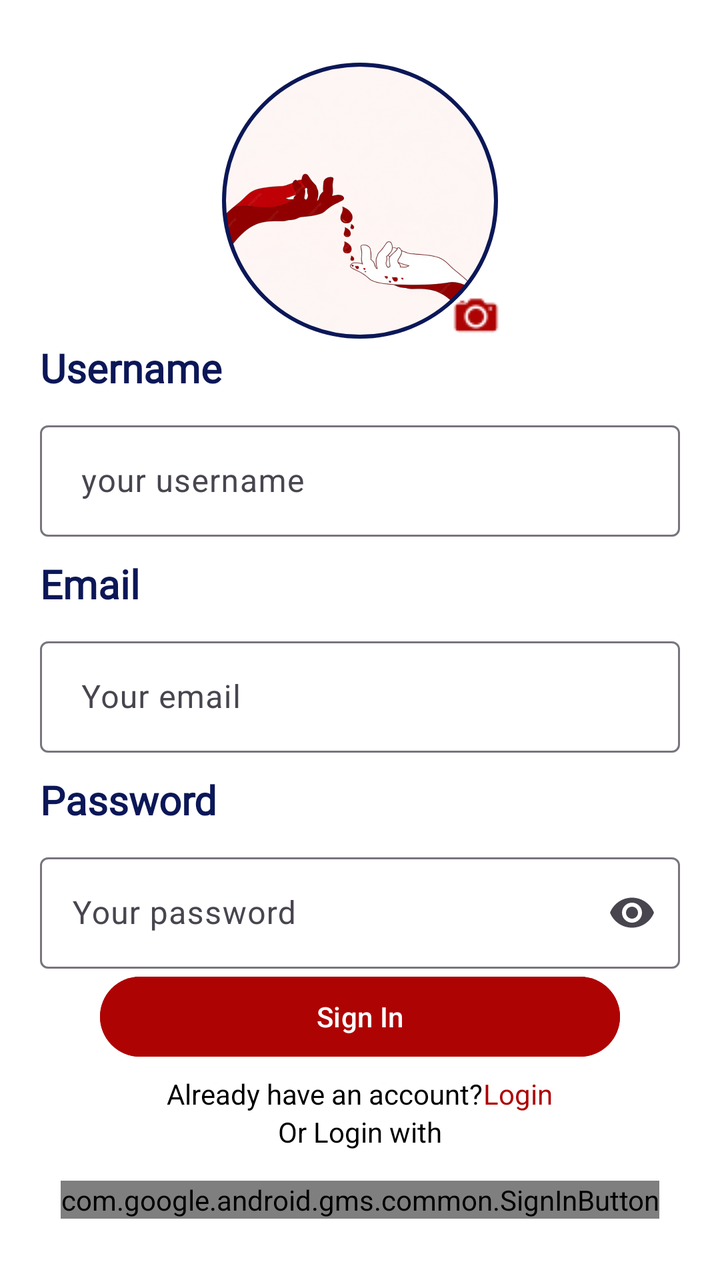
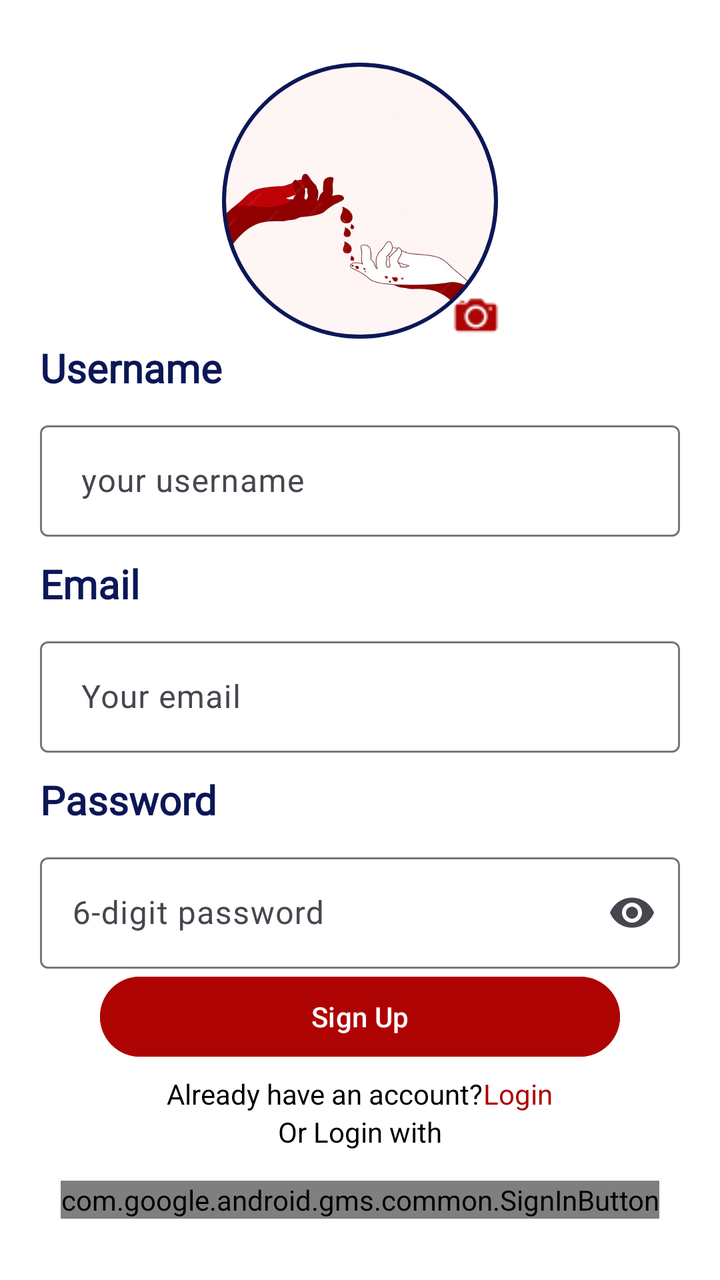

Screens rendered from an Android XML layout before and after an edit, with the pre-edit source and the edit as a unified diff.
<!-- AndroidManifest.xml: application theme Theme.BloodBankT -->
<!-- res/layout/activity_register.xml -->
<?xml version="1.0" encoding="utf-8"?>
<LinearLayout xmlns:android="http://schemas.android.com/apk/res/android"
    xmlns:app="http://schemas.android.com/apk/res-auto"
    xmlns:tools="http://schemas.android.com/tools"
    android:id="@+id/main"
    android:layout_width="match_parent"
    android:layout_height="match_parent"
    tools:context=".Register"
    android:orientation="vertical"
    android:background="#AE0303">
    <LinearLayout
        android:layout_width="match_parent"
        android:layout_height="match_parent"
        android:orientation="vertical"
        android:background="@android:color/white">
        <LinearLayout
            android:layout_width="match_parent"
            android:layout_height="match_parent"
            android:orientation="vertical"
            android:gravity="center"
            android:layout_margin="20dp"
            >
            <RelativeLayout
                android:layout_width="140dp"
                android:layout_height="140dp"
                android:layout_gravity="center"
                >
                <com.google.android.material.imageview.ShapeableImageView
                    android:id="@+id/imageView"
                    android:layout_width="140dp"
                    android:layout_height="140dp"
                    android:src="@drawable/theme"
                    android:scaleType="centerCrop"
                    android:padding="2dp"
                    app:strokeWidth="2dp"
                    app:strokeColor="#0B1757"
                    app:shapeAppearanceOverlay="@style/OvalImage"
                    />
                <ImageView
                    android:id="@+id/choose_photo"
                    android:layout_width="wrap_content"
                    android:layout_height="wrap_content"
                    android:src="@drawable/camera"
                    android:layout_alignParentBottom="true"
                    android:layout_alignParentRight="true"
                    />
            </RelativeLayout>
            <TextView
                android:fontFamily="@font/font_family"
                android:layout_width="wrap_content"
                android:layout_height="wrap_content"
                android:text="Username"
                android:textSize="20dp"
                android:textStyle="bold"
                android:textColor="#0B1757"
                android:layout_gravity="start"
                android:layout_marginBottom="10dp"
                />
            <com.google.android.material.textfield.TextInputLayout
                android:layout_width="match_parent"
                android:layout_height="wrap_content"
                android:hint=" your username"
                >
                <com.google.android.material.textfield.TextInputEditText
                    android:id="@+id/UserEdit"
                    android:layout_width="match_parent"
                    android:layout_height="wrap_content"
                    android:inputType="text"
                    android:textColor="@color/black"
                    />
            </com.google.android.material.textfield.TextInputLayout>
            <TextView
                android:fontFamily="@font/font_family"
                android:layout_width="wrap_content"
                android:layout_height="wrap_content"
                android:text="Email"
                android:textSize="20dp"
                android:textStyle="bold"
                android:textColor="#0B1757"
                android:layout_gravity="start"
                android:layout_marginBottom="10dp"
                android:layout_marginTop="10dp"
                />
            <com.google.android.material.textfield.TextInputLayout
                android:layout_width="match_parent"
                android:layout_height="wrap_content"
                android:hint=" Your email"
                >
            <com.google.android.material.textfield.TextInputEditText
                android:id="@+id/EmailEdit"
                android:layout_width="match_parent"
                android:layout_height="wrap_content"
                android:inputType="textEmailAddress"
                android:textColor="@color/black"
                />
            </com.google.android.material.textfield.TextInputLayout>
            <TextView
                android:fontFamily="@font/font_family"
                android:layout_width="wrap_content"
                android:layout_height="wrap_content"
                android:text="Password"
                android:textSize="20dp"
                android:textStyle="bold"
                android:textColor="#0B1757"
                android:layout_gravity="start"
                android:layout_marginBottom="10dp"
                android:layout_marginTop="10dp"
                />
            <com.google.android.material.textfield.TextInputLayout
                android:layout_width="match_parent"
                android:layout_height="wrap_content"
                android:hint="Your password"
                app:endIconCheckable="true"
                app:endIconMode="password_toggle"
                >
                <com.google.android.material.textfield.TextInputEditText
                    android:id="@+id/PassEdit"
                    android:layout_width="match_parent"
                    android:layout_height="wrap_content"
                    android:inputType="textPassword"
                    android:textColor="@color/black"
                    />
            </com.google.android.material.textfield.TextInputLayout>
            <ProgressBar
                android:id="@+id/progressBar"
                android:layout_width="wrap_content"
                android:layout_height="wrap_content"
                android:visibility="gone"
                />
            <Button
                android:id="@+id/signIn"
                android:layout_width="match_parent"
                android:layout_height="wrap_content"
                android:text="Sign In"
                android:backgroundTint="#AE0303"
                android:layout_marginLeft="30dp"
                android:layout_marginRight="30dp"
                android:layout_marginBottom="5dp"
                android:textColor="@android:color/white"
                />
            <LinearLayout
                android:layout_width="match_parent"
                android:layout_height="wrap_content"
                android:orientation="horizontal"
                android:gravity="center"
                >
                <TextView
                    android:layout_width="wrap_content"
                    android:layout_height="wrap_content"
                    android:text="Already have an account?"
                    android:textColor="@color/black"
                    />
                <TextView
                    android:id="@+id/login"
                    android:layout_width="wrap_content"
                    android:layout_height="wrap_content"
                    android:text="Login"
                    android:textColor=" #AE0303"
                    />
            </LinearLayout>
            <TextView
                android:layout_width="wrap_content"
                android:layout_height="wrap_content"
                android:text="Or Login with"
                android:textColor="@color/black"
                android:layout_marginBottom="15dp"
                />
            <com.google.android.gms.common.SignInButton
                android:id="@+id/googleSignIn"
                android:layout_width="wrap_content"
                android:layout_height="wrap_content"
                android:background="@drawable/circle_transparent"
                />

        </LinearLayout>
    </LinearLayout>

</LinearLayout>
<!-- resources referenced by this layout -->
<resources>
  <color name="black">#FF000000</color>
  <!-- drawable camera: png bitmap (drawable, 461 bytes) -->
  <!-- drawable circle_transparent (drawable) -->
  <?xml version="1.0" encoding="utf-8"?>
  <shape
      xmlns:android="http://schemas.android.com/apk/res/android"
      android:shape="rectangle">
  
      <solid
          android:color="@android:color/transparent"
          />
  
      <stroke
          android:color="#030821"
          android:width="2dp"
          />
  
      <size
          android:width="30dp"
          android:height="10dp"
          />
      <corners
          android:radius="10dp"
          />
  </shape>
  <!-- drawable theme: png bitmap (drawable, 897396 bytes) -->
  <style name="OvalImage">
          <item name="cornerFamily">rounded</item>
          <item name="cornerSize">50%</item>
          <item name="android:windowTranslucentStatus">true</item>
          <item name="android:statusBarColor">@android:color/transparent</item>
  
      </style>
  <style name="Theme.BloodBankT" parent="Base.Theme.BloodBankT" />
  <style name="Base.Theme.BloodBankT" parent="Theme.Material3.DayNight.NoActionBar">
          
          
      </style>
</resources>

<!-- the commit's change to res/layout/activity_register.xml (unified diff, before → after) -->
@@ -109,7 +109,7 @@
             <com.google.android.material.textfield.TextInputLayout
                 android:layout_width="match_parent"
                 android:layout_height="wrap_content"
-                android:hint="Your password"
+                android:hint="6-digit password"
                 app:endIconCheckable="true"
                 app:endIconMode="password_toggle"
                 >
@@ -131,7 +131,7 @@
                 android:id="@+id/signIn"
                 android:layout_width="match_parent"
                 android:layout_height="wrap_content"
-                android:text="Sign In"
+                android:text="Sign Up"
                 android:backgroundTint="#AE0303"
                 android:layout_marginLeft="30dp"
                 android:layout_marginRight="30dp"
